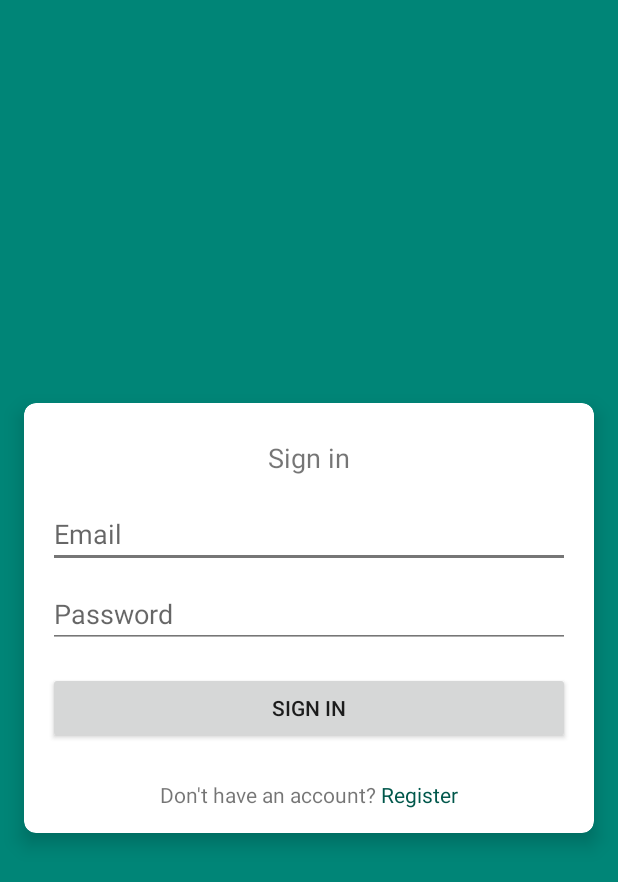
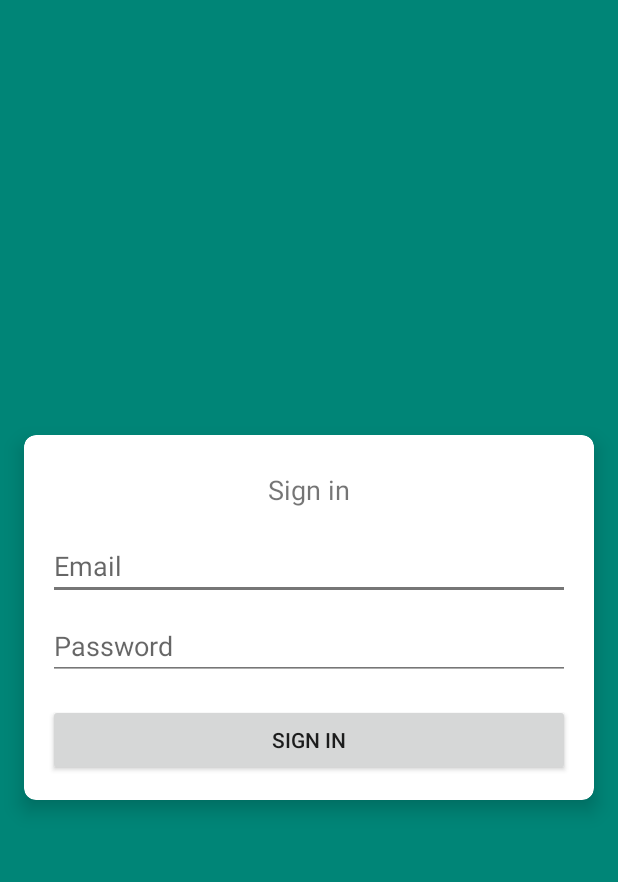
Before and after one commit to bunztelan/ChatAjaTest, an Android app: the layout activity_main.xml on its own in the app's theme, with its tools: preview values and no code run, on a phone screen of 412 x 824 dp. Shown: the top 882 px of the screen. Run offline under Robolectric (Android 15) with nearby library versions, the phone set to English and light mode, and no system bars.

```diff
--- a/app/src/main/java/nash/ir/chataja/ui/ChatRoomActivity.kt
+++ b/app/src/main/java/nash/ir/chataja/ui/ChatRoomActivity.kt
@@ -1,7 +1,8 @@
-package nash.ir.chataja
+package nash.ir.chataja.ui
 
 import androidx.appcompat.app.AppCompatActivity
 import android.os.Bundle
+import nash.ir.chataja.R
 
 class ChatRoomActivity : AppCompatActivity() {
 
--- a/app/src/main/res/layout/activity_chat_room.xml
+++ b/app/src/main/res/layout/activity_chat_room.xml
@@ -4,6 +4,6 @@
     xmlns:tools="http://schemas.android.com/tools"
     android:layout_width="match_parent"
     android:layout_height="match_parent"
-    tools:context=".ChatRoomActivity">
+    tools:context=".ui.ChatRoomActivity">
 
 </androidx.constraintlayout.widget.ConstraintLayout>
--- a/app/src/main/res/layout/activity_main.xml
+++ b/app/src/main/res/layout/activity_main.xml
@@ -5,7 +5,7 @@
     android:layout_width="match_parent"
     android:background="@color/colorPrimary"
     android:layout_height="match_parent"
-    tools:context=".MainActivity">
+    tools:context=".ui.MainActivity">
     <androidx.cardview.widget.CardView
         android:layout_width="match_parent"
         android:layout_height="wrap_content"
@@ -34,6 +34,7 @@
                 android:layout_marginTop="16dp"
                 android:layout_marginEnd="16dp"
                 android:layout_below="@id/tvTitle"
+                android:inputType="textEmailAddress"
                 android:hint="Email"
                 android:backgroundTint="#767676"
                 tools:ignore="HardcodedText" />
@@ -62,26 +63,6 @@
                 android:layout_centerHorizontal="true"
                 android:layout_marginTop="16dp"
                 tools:ignore="HardcodedText" />
-            <LinearLayout
-                android:layout_width="wrap_content"
-                android:layout_height="wrap_content"
-                android:orientation="horizontal"
-                android:layout_below="@id/btnSignIn"
-                android:layout_marginTop="24dp"
-                android:layout_centerHorizontal="true">
-                <TextView
-                    android:id="@+id/tvRegisInfo"
-                    android:layout_width="wrap_content"
-                    android:layout_height="wrap_content"
-                    android:text="Don't have an account? "/>
-                <TextView
-                    android:id="@+id/btnRegister"
-                    android:layout_width="wrap_content"
-                    android:layout_height="wrap_content"
-                    android:textColor="@color/colorPrimaryDark"
-                    android:text="Register"/>
-            </LinearLayout>
-
         </RelativeLayout>
     </androidx.cardview.widget.CardView>
 </RelativeLayout>
```
Also changed, not shown: app/src/main/java/nash/ir/chataja/ui/MainActivity.kt (+42 -2 lines).
